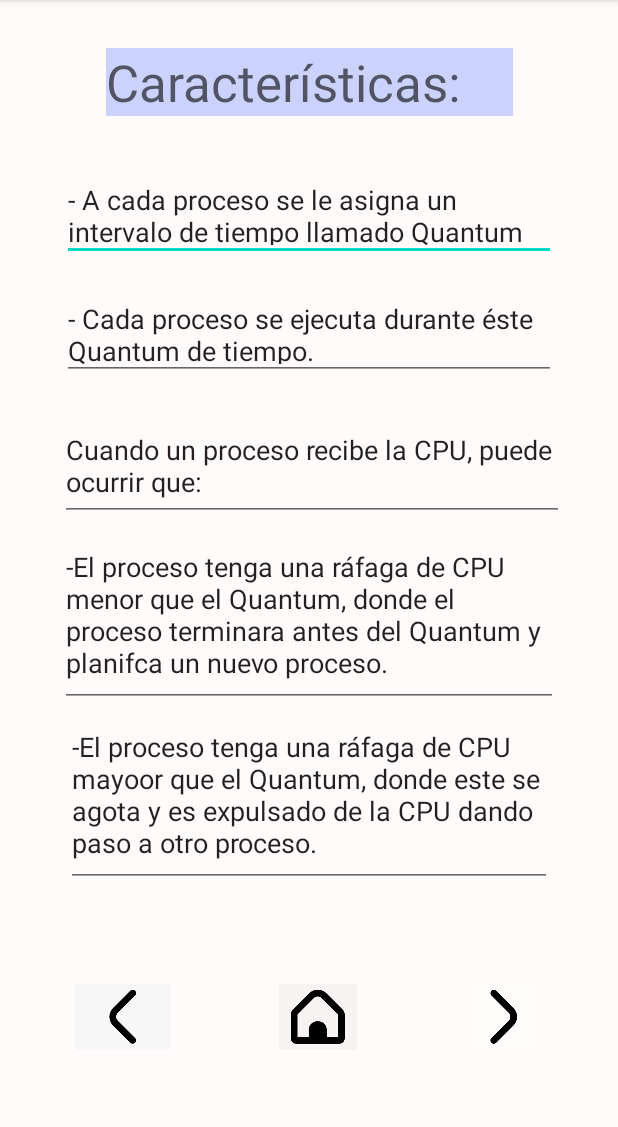
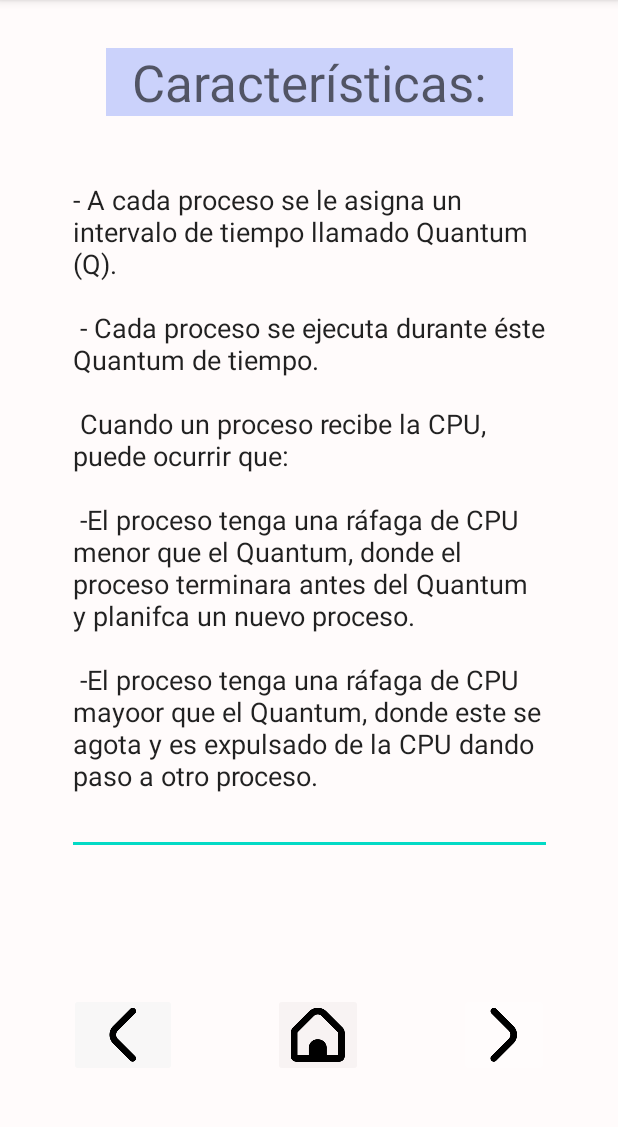
Before and after one commit to sebsbas/Planificaci-nRoundRobin, an Android app: the Tehory3 screen opened directly, with no data from a screen before it, on a phone screen of 412 x 824 dp, the part 84-1211 px from its top. Run offline under Robolectric (Android 15) with nearby library versions, the light colour scheme and no system bars.

Commit message:
Corrección de errores de descripción.

```diff
--- a/app/src/main/java/com/example/planificacinroundrobin/Tehory2.java
+++ b/app/src/main/java/com/example/planificacinroundrobin/Tehory2.java
@@ -41,7 +41,7 @@ public class Tehory2 extends AppCompatActivity {
         btnNext.setOnClickListener(new View.OnClickListener() {
             @Override
             public void onClick(View view) {
-                Intent intent = new Intent(Tehory2.this, Example.class);
+                Intent intent = new Intent(Tehory2.this, Tehory3.class);
 
                 activityLauncher.launch(intent);
 
--- a/app/src/main/java/com/example/planificacinroundrobin/Tehory3.java
+++ b/app/src/main/java/com/example/planificacinroundrobin/Tehory3.java
@@ -3,6 +3,7 @@ package com.example.planificacinroundrobin;
 import android.content.Intent;
 import android.os.Bundle;
 import android.view.View;
+import android.widget.EditText;
 import android.widget.ImageButton;
 
 import androidx.activity.result.ActivityResult;
@@ -15,6 +16,8 @@ public class Tehory3 extends AppCompatActivity {
 
     private ImageButton btnNext;
     private ImageButton btnRestore;
+    private ImageButton btnHome;
+    private EditText text;
 
     ActivityResultLauncher<Intent> activityLauncher=registerForActivityResult(
             new ActivityResultContracts.StartActivityForResult(),
@@ -30,11 +33,14 @@ public class Tehory3 extends AppCompatActivity {
         super.onCreate(savedInstanceState);
         setContentView(R.layout.activity_tehory3);
 
+        text = (EditText) findViewById(R.id.txtDefinition3);
+        text.setKeyListener(null);
+
         btnNext = (ImageButton) findViewById(R.id.btnNext3);
         btnNext.setOnClickListener(new View.OnClickListener() {
             @Override
             public void onClick(View view) {
-                Intent intent = new Intent(Tehory3.this, Tehory3.class);
+                Intent intent = new Intent(Tehory3.this, Example.class);
 
                 activityLauncher.launch(intent);
 
@@ -45,7 +51,18 @@ public class Tehory3 extends AppCompatActivity {
         btnRestore.setOnClickListener(new View.OnClickListener() {
             @Override
             public void onClick(View view) {
-                Intent intent = new Intent(Tehory3.this, Tehory.class);
+                Intent intent = new Intent(Tehory3.this, Tehory2.class);
+
+                activityLauncher.launch(intent);
+
+            }
+        });
+
+        btnHome = (ImageButton) findViewById(R.id.btnHome3);
+        btnHome.setOnClickListener(new View.OnClickListener() {
+            @Override
+            public void onClick(View view) {
+                Intent intent = new Intent(Tehory3.this, MainActivity.class);
 
                 activityLauncher.launch(intent);
 
--- a/app/src/main/res/layout/activity_tehory3.xml
+++ b/app/src/main/res/layout/activity_tehory3.xml
@@ -17,54 +17,48 @@
         android:background="#FBFBFB"
         android:backgroundTint="#CBD2FB"
         android:text="Características:"
+        android:textAlignment="center"
         android:textAppearance="@style/TextAppearance.AppCompat.Display1"
         app:layout_constraintEnd_toEndOf="parent"
         app:layout_constraintStart_toStartOf="parent"
         app:layout_constraintTop_toTopOf="parent" />
 
     <EditText
-        android:id="@+id/editTextTextMultiLine3"
-        android:layout_width="329dp"
-        android:layout_height="63dp"
+        android:id="@+id/txtDefinition3"
+        android:layout_width="323dp"
+        android:layout_height="459dp"
         android:layout_marginStart="40dp"
         android:layout_marginTop="33dp"
         android:layout_marginEnd="40dp"
         android:ems="10"
         android:gravity="start|top"
         android:inputType="textMultiLine"
-        android:text="- A cada proceso se le asigna un intervalo de tiempo llamado Quantum (Q)."
+        android:text="- A cada proceso se le asigna un intervalo de tiempo llamado Quantum (Q).
+\n\n
+- Cada proceso se ejecuta durante éste Quantum de tiempo.
+\n\n
+Cuando un proceso recibe la CPU, puede ocurrir que:
+\n\n
+-El proceso tenga una ráfaga de CPU menor que el Quantum, donde el proceso terminara antes del
+Quantum y planifca un nuevo proceso.
+\n\n
+-El proceso tenga una ráfaga de CPU mayoor que el Quantum, donde este se agota y es expulsado
+de la CPU dando paso a otro proceso."
         app:layout_constraintEnd_toEndOf="parent"
         app:layout_constraintStart_toStartOf="parent"
         app:layout_constraintTop_toBottomOf="@+id/txtTitle3" />
-
-    <EditText
-        android:id="@+id/editTextTextMultiLine4"
-        android:layout_width="329dp"
-        android:layout_height="63dp"
-        android:layout_marginStart="40dp"
-        android:layout_marginTop="16dp"
-        android:layout_marginEnd="40dp"
-        android:ems="10"
-        android:gravity="start|top"
-        android:inputType="textMultiLine"
-        android:text="- Cada proceso se ejecuta durante éste Quantum de tiempo."
-        app:layout_constraintEnd_toEndOf="parent"
-        app:layout_constraintStart_toStartOf="parent"
-        app:layout_constraintTop_toBottomOf="@+id/editTextTextMultiLine3" />
 
     <ImageButton
         android:id="@+id/btnHome3"
         android:layout_width="wrap_content"
         android:layout_height="wrap_content"
         android:layout_marginStart="40dp"
-        android:layout_marginTop="384dp"
         android:layout_marginEnd="40dp"
         android:layout_marginBottom="50dp"
         android:backgroundTint="#F8F3F3"
         app:layout_constraintBottom_toBottomOf="parent"
         app:layout_constraintEnd_toStartOf="@+id/btnNext3"
         app:layout_constraintStart_toEndOf="@+id/btnBack3"
-        app:layout_constraintTop_toBottomOf="@+id/editTextTextMultiLine4"
         app:srcCompat="@drawable/hogar_36" />
 
     <ImageButton
@@ -72,14 +66,12 @@
         android:layout_width="60dp"
         android:layout_height="wrap_content"
         android:layout_marginStart="24dp"
-        android:layout_marginTop="384dp"
         android:layout_marginEnd="60dp"
         android:layout_marginBottom="50dp"
         android:backgroundTint="#FFFCFC"
         app:layout_constraintBottom_toBottomOf="parent"
         app:layout_constraintEnd_toEndOf="parent"
         app:layout_constraintStart_toEndOf="@+id/btnHome3"
-        app:layout_constraintTop_toBottomOf="@+id/editTextTextMultiLine4"
         app:srcCompat="@drawable/derecho_36" />
 
     <ImageButton
@@ -87,63 +79,12 @@
         android:layout_width="72dp"
         android:layout_height="56dp"
         android:layout_marginStart="60dp"
-        android:layout_marginTop="384dp"
         android:layout_marginEnd="24dp"
         android:layout_marginBottom="50dp"
         android:backgroundTint="#F8F7F7"
         app:layout_constraintBottom_toBottomOf="parent"
         app:layout_constraintEnd_toStartOf="@+id/btnHome3"
         app:layout_constraintStart_toStartOf="parent"
-        app:layout_constraintTop_toBottomOf="@+id/editTextTextMultiLine4"
         app:srcCompat="@drawable/izquierdo_36" />
 
-    <EditText
-        android:id="@+id/editTextTextMultiLine5"
-        style="@style/Widget.AppCompat.AutoCompleteTextView"
-        android:layout_width="336dp"
-        android:layout_height="70dp"
-        android:layout_marginStart="40dp"
-        android:layout_marginTop="24dp"
-        android:layout_marginEnd="40dp"
-        android:ems="10"
-        android:gravity="start|top"
-        android:inputType="textMultiLine"
-        android:singleLine="false"
-        android:text="Cuando un proceso recibe la CPU, puede ocurrir que:"
-        app:layout_constraintEnd_toEndOf="parent"
-        app:layout_constraintHorizontal_bias="0.0"
-        app:layout_constraintStart_toStartOf="parent"
-        app:layout_constraintTop_toBottomOf="@+id/editTextTextMultiLine4" />
-
-    <EditText
-        android:id="@+id/editTextTextMultiLine6"
-        android:layout_width="332dp"
-        android:layout_height="116dp"
-        android:layout_marginStart="40dp"
-        android:layout_marginTop="8dp"
-        android:layout_marginEnd="40dp"
-        android:ems="10"
-        android:gravity="start|top"
-        android:inputType="textMultiLine"
-        android:text="-El proceso tenga una ráfaga de CPU menor que el Quantum, donde el proceso terminara antes del Quantum y planifca un nuevo proceso."
-        app:layout_constraintEnd_toEndOf="parent"
-        app:layout_constraintHorizontal_bias="0.0"
-        app:layout_constraintStart_toStartOf="parent"
-        app:layout_constraintTop_toBottomOf="@+id/editTextTextMultiLine5" />
-
-    <EditText
-        android:id="@+id/editTextTextMultiLine7"
-        android:layout_width="324dp"
-        android:layout_height="116dp"
-        android:layout_marginStart="40dp"
-        android:layout_marginTop="4dp"
-        android:layout_marginEnd="40dp"
-        android:ems="10"
-        android:gravity="start|top"
-        android:inputType="textMultiLine"
-        android:text="-El proceso tenga una ráfaga de CPU mayoor que el Quantum, donde este se agota y es expulsado de la CPU dando paso a otro proceso."
-        app:layout_constraintEnd_toEndOf="parent"
-        app:layout_constraintStart_toStartOf="parent"
-        app:layout_constraintTop_toBottomOf="@+id/editTextTextMultiLine6" />
-
 </androidx.constraintlayout.widget.ConstraintLayout>
```
Also changed, not shown: app/src/main/res/layout/activity_tehory.xml (+31 -21 lines), app/src/main/res/layout/activity_tehory2.xml (+29 -25 lines).
